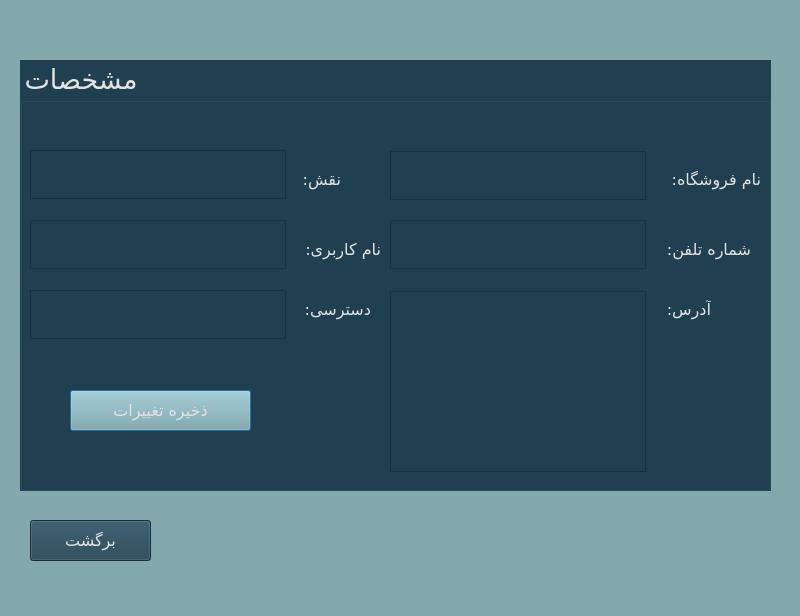
First picture: the form in Project_Ap/infofcus.ui, repository AP-projects-4001/metagoofill, before the edit.
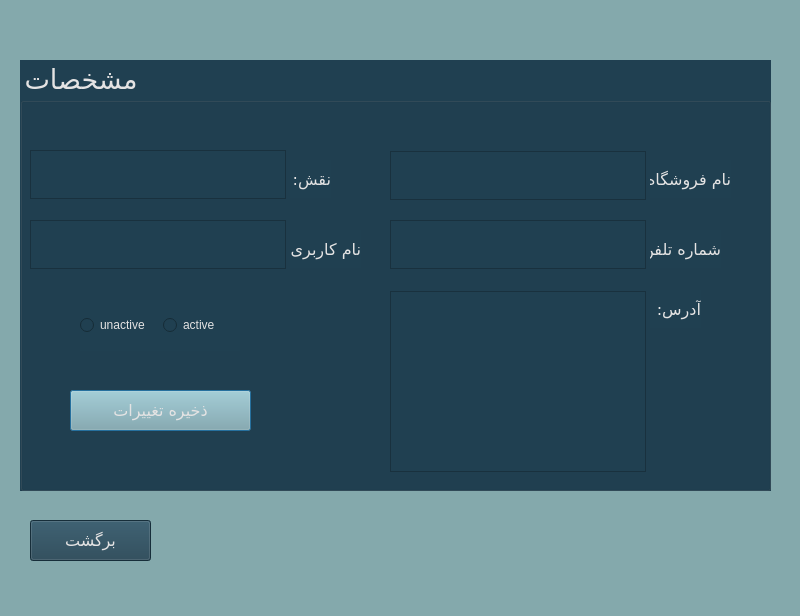
Second picture: the form after the edit.

```diff
--- a/Project_Ap/infofcus.ui
+++ b/Project_Ap/infofcus.ui
@@ -35,6 +35,7 @@
     <font>
      <family>Lalezar</family>
      <pointsize>20</pointsize>
+     <weight>50</weight>
      <bold>false</bold>
     </font>
    </property>
@@ -53,7 +54,7 @@
      <rect>
       <x>630</x>
       <y>100</y>
-      <width>111</width>
+      <width>81</width>
       <height>38</height>
      </rect>
     </property>
@@ -75,7 +76,7 @@
      <rect>
       <x>630</x>
       <y>170</y>
-      <width>101</width>
+      <width>71</width>
       <height>38</height>
      </rect>
     </property>
@@ -95,9 +96,9 @@
    <widget class="QLabel" name="label_4">
     <property name="geometry">
      <rect>
-      <x>620</x>
+      <x>630</x>
       <y>230</y>
-      <width>71</width>
+      <width>51</width>
       <height>38</height>
      </rect>
     </property>
@@ -119,7 +120,7 @@
      <rect>
       <x>270</x>
       <y>100</y>
-      <width>51</width>
+      <width>41</width>
       <height>38</height>
      </rect>
     </property>
@@ -141,7 +142,7 @@
      <rect>
       <x>270</x>
       <y>170</y>
-      <width>91</width>
+      <width>71</width>
       <height>38</height>
      </rect>
     </property>
@@ -158,28 +159,6 @@
      <string>نام کاربری:</string>
     </property>
    </widget>
-   <widget class="QLabel" name="label_7">
-    <property name="geometry">
-     <rect>
-      <x>270</x>
-      <y>230</y>
-      <width>81</width>
-      <height>38</height>
-     </rect>
-    </property>
-    <property name="font">
-     <font>
-      <family>Lalezar</family>
-      <pointsize>12</pointsize>
-     </font>
-    </property>
-    <property name="styleSheet">
-     <string notr="true">color: rgb(228, 227, 227);</string>
-    </property>
-    <property name="text">
-     <string>دسترسی:</string>
-    </property>
-   </widget>
    <widget class="QPushButton" name="pushButton_4">
     <property name="geometry">
      <rect>
@@ -313,26 +292,31 @@
      <string notr="true">font: 12pt &quot;Lalezar&quot;;</string>
     </property>
    </widget>
-   <widget class="QPlainTextEdit" name="plainTextEdit_8">
+   <widget class="QWidget" name="horizontalLayoutWidget">
     <property name="geometry">
      <rect>
-      <x>10</x>
-      <y>230</y>
-      <width>256</width>
-      <height>49</height>
+      <x>60</x>
+      <y>240</y>
+      <width>160</width>
+      <height>51</height>
      </rect>
     </property>
-    <property name="font">
-     <font>
-      <family>Lalezar</family>
-      <pointsize>12</pointsize>
-      <italic>false</italic>
-      <bold>false</bold>
-     </font>
-    </property>
-    <property name="styleSheet">
-     <string notr="true">font: 12pt &quot;Lalezar&quot;;</string>
-    </property>
+    <layout class="QHBoxLayout" name="horizontalLayout_2">
+     <item>
+      <widget class="QRadioButton" name="radioButton_2">
+       <property name="text">
+        <string>unactive</string>
+       </property>
+      </widget>
+     </item>
+     <item>
+      <widget class="QRadioButton" name="radioButton">
+       <property name="text">
+        <string>active</string>
+       </property>
+      </widget>
+     </item>
+    </layout>
    </widget>
   </widget>
   <widget class="QPushButton" name="pushButton_5">
```
Left out of the diff: 7 changed lines with no effect on the pictures.
